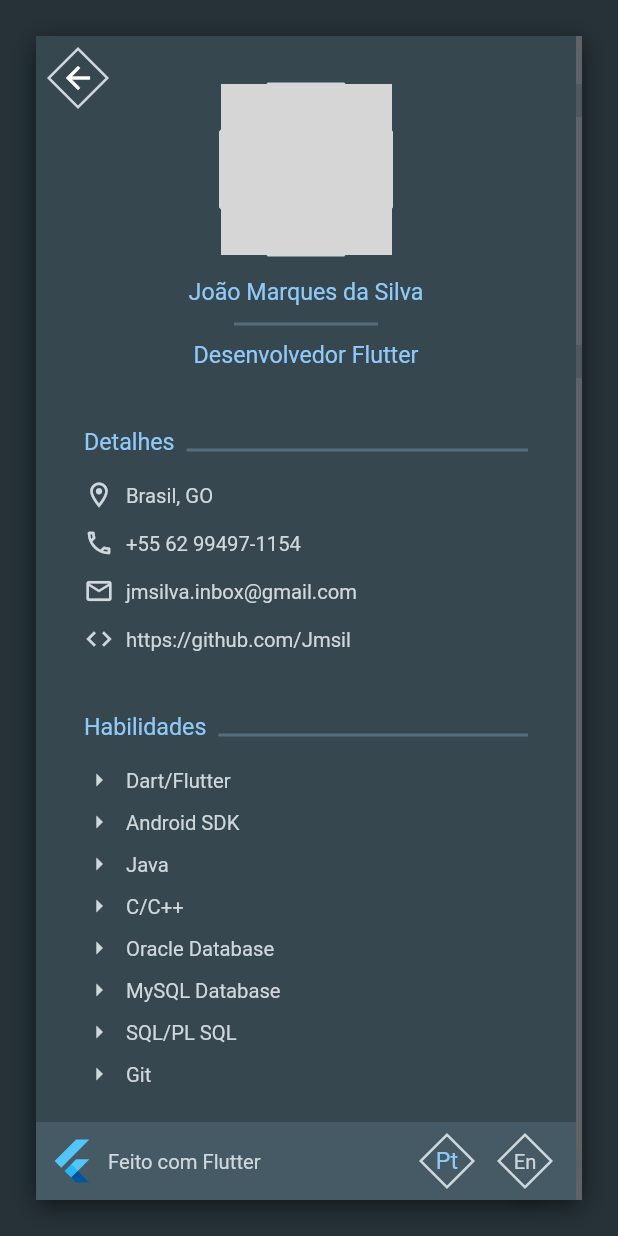
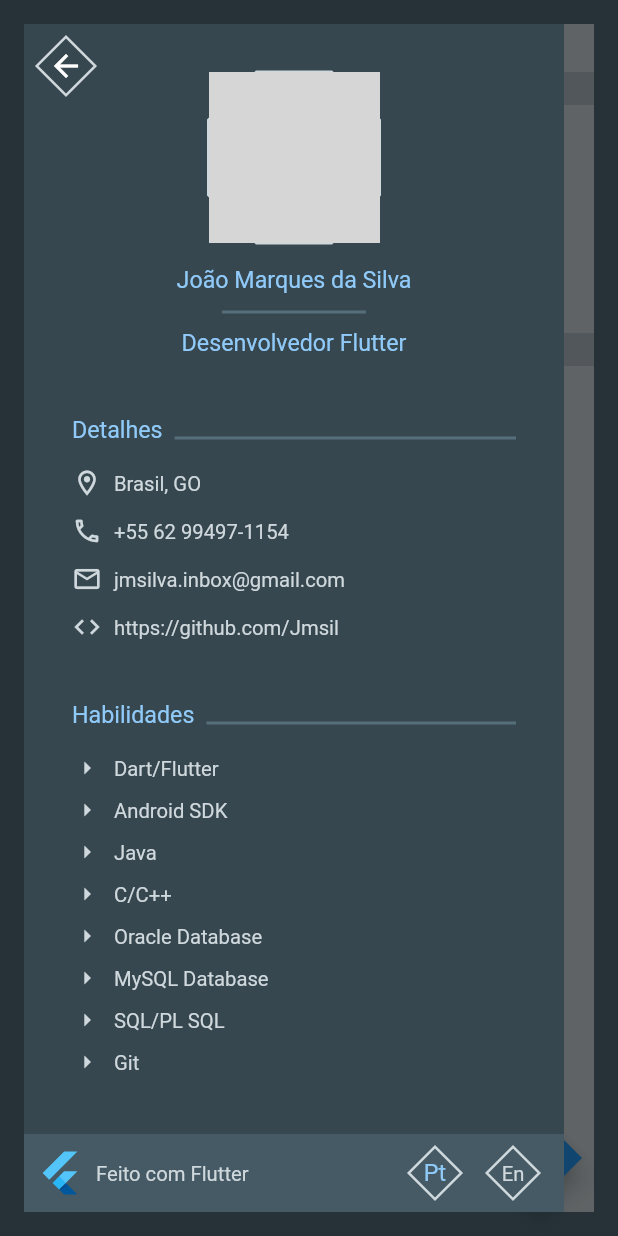
Before and after one commit to jmsil/flutter_my_cv, a Flutter app: the screen it shows after launch, after a tap on the "account circle" icon, after a tap on "Pt", on a phone screen of 412 x 824 dp. Run offline on Flutter 3.47's test engine with Material 2 defaults, Android fonts, the phone set to English and light mode, and no system bars; grey boxes are pictures that could not be loaded.

Commit message:
Migrates the scaffold to the new AppContainer

```diff
--- a/lib/main.dart
+++ b/lib/main.dart
@@ -1,44 +1,31 @@
 import 'package:flutter/material.dart';
-import 'package:my_cv/content.dart';
-import 'package:my_cv/scroller.dart';
-import 'package:my_cv/separator.dart';
-import 'package:my_cv/sidebar.dart';
-import 'package:my_cv/strings.dart';
+import 'package:flutter/services.dart';
 
-void main() => runApp(CvApp());
+import 'container.dart';
+import 'content.dart';
+import 'scroller.dart';
+import 'separator.dart';
+import 'sidebar.dart';
+import 'strings.dart';
 
-class CvApp extends StatefulWidget {
-  @override
-  CvAppState createState() => CvAppState();
+void main() {
+  SystemChrome.setSystemUIOverlayStyle(
+    SystemUiOverlayStyle(statusBarColor: Colors.transparent)
+  );
+  runApp(_Scaffold());
 }
 
-class CvAppState extends State {
+class _Scaffold extends StatefulWidget {
+  @override
+  _ScaffoldState createState() => _ScaffoldState();
+}
+
+class _ScaffoldState extends State {
   final GlobalKey<DrawerControllerState> drawerKey = GlobalKey();
 
   @override
   Widget build(BuildContext context) {
-    return MaterialApp(
-      title: CvStrings.appName,
-      scrollBehavior: CvScrollBehavior(),
-      home: SafeArea(
-        child: Material(
-          color: Colors.blueGrey[900],
-          child: Center(
-            child: Container(
-              width: 1024,
-              margin: CvSep.allEdgeInsets24,
-              decoration: BoxDecoration(
-                color: Colors.blueGrey[100],
-                boxShadow: [
-                  BoxShadow(
-                    color: Colors.black54,
-                    offset: Offset(0, 4),
-                    blurRadius: 12
-                  )
-                ]
-              ),
-
-              child: Builder(
+    Widget widgetBuilder = Builder(
       builder: (context) {
         if (MediaQuery.of(context).size.width >= 880) {
           return Row(
@@ -73,7 +60,20 @@ class CvAppState extends State {
           ]
         );
       }
-              )
+    );
+
+    return MaterialApp(
+      title: CvStrings.appName,
+      scrollBehavior: CvScrollBehavior(),
+      home: Material(
+        color: Colors.blueGrey[900],
+        child: SafeArea(
+          child: Center(
+            child: AppContainer(
+              width: 1280,
+              color: Colors.blueGrey[100],
+              margin: CvSep.allEdgeInsets16,
+              child: widgetBuilder
             )
           )
         )
--- a/lib/separator.dart
+++ b/lib/separator.dart
@@ -8,7 +8,7 @@ class CvSep {
 
   static const EdgeInsets allEdgeInsets8 = EdgeInsets.all(8);
   static const EdgeInsets horEdgeInsets8 = EdgeInsets.symmetric(horizontal: 8);
-  static const EdgeInsets allEdgeInsets24 = EdgeInsets.all(24);
+  static const EdgeInsets allEdgeInsets16 = EdgeInsets.all(16);
   static const EdgeInsets horEdgeInsets32 = EdgeInsets.symmetric(horizontal: 32);
   static const EdgeInsets verEdgeInsets32 = EdgeInsets.symmetric(vertical: 32);
 
```
Lines whose indentation alone changed are shown as unchanged.
